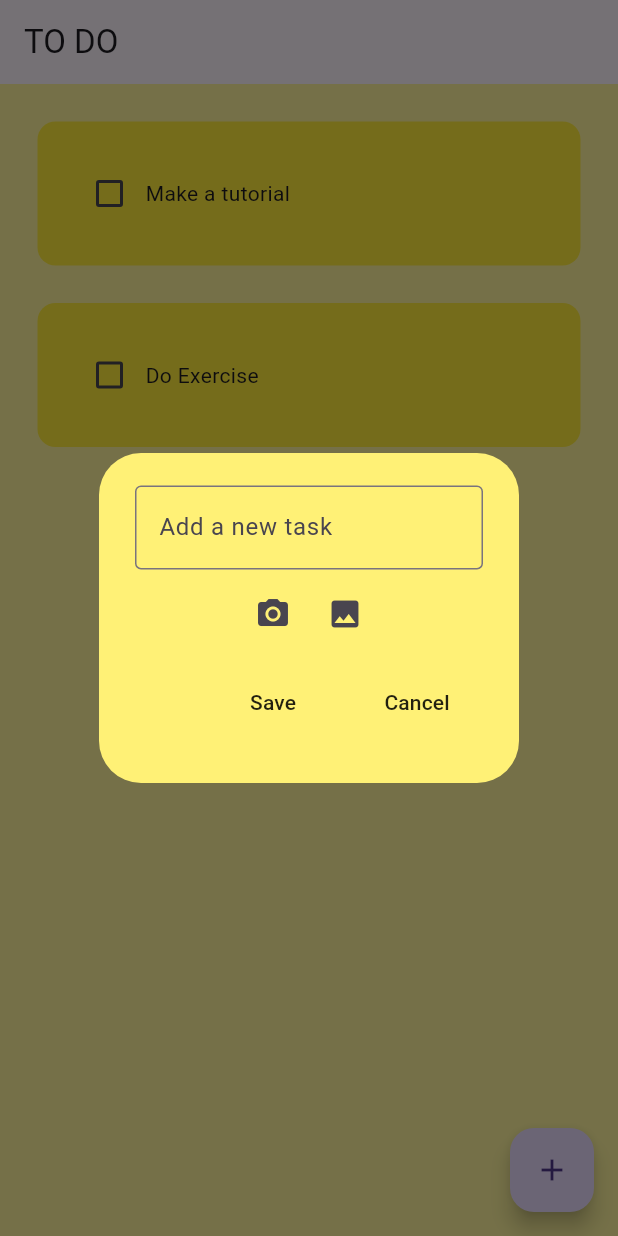
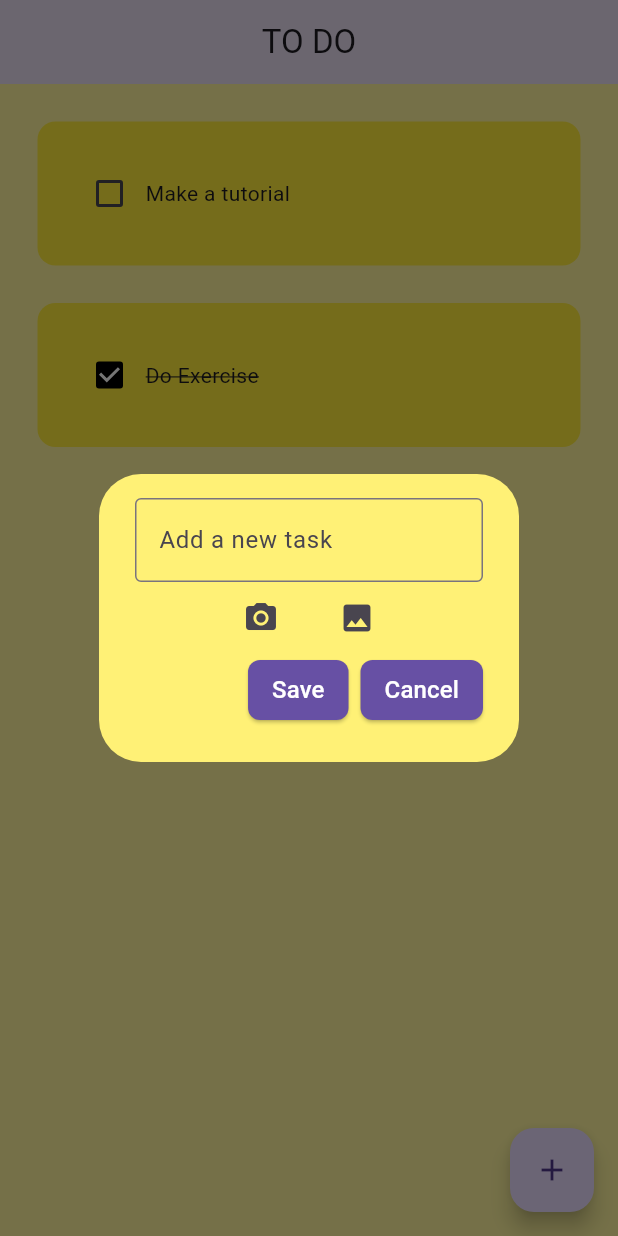
Before and after one commit to SashishS1/todo_app, a Flutter app: the screen it shows after launch, after a tap on the "add" icon, on a phone screen of 412 x 824 dp. Run offline on Flutter 3.47's test engine with Material 3 defaults, Android fonts, the phone set to English and light mode, and no system bars; drawn by our look-alikes of flutter_slidable; our stand-ins replace hive_flutter, image_picker; accounts and stored records are empty.

Commit message:
New feature, task with image

```diff
--- a/analysis_options.yaml
+++ b/analysis_options.yaml
@@ -21,8 +21,9 @@ linter:
   # `// ignore_for_file: name_of_lint` syntax on the line or in the file
   # producing the lint.
   rules:
-    # avoid_print: false  # Uncomment to disable the `avoid_print` rule
-    # prefer_single_quotes: true  # Uncomment to enable the `prefer_single_quotes` rule
+    avoid_print: false  # Uncomment to disable the `avoid_print` rule
+    prefer_single_quotes: true  # Uncomment to enable the `prefer_single_quotes` rule
+    always_declare_return_types: true #always
 
 # Additional information about this file can be found at
 # https://dart.dev/guides/language/analysis-options
--- a/lib/data/database.dart
+++ b/lib/data/database.dart
@@ -3,26 +3,46 @@
 import 'package:hive_flutter/hive_flutter.dart';
 
 class ToDoDataBase {
-List toDoList = [];
+  List<List<dynamic>> toDoList = [];
 
-  //reference our box
+  // reference database
   final _myBox = Hive.box('mybox');
 
-  // run this method if this is the 1st time ever opening this app
+  // first time open the app
   void createInitialData() {
     toDoList = [
-      ["Make a tutorial", false],
-      ["Do Exercise", false],
+      ['Make a tutorial', false, ''],
+      ['Do Exercise', true, ''],
     ];
+    updateDataBase();
   }
 
-  //load the data from database
+  // load database
   void loadData() {
-    toDoList = _myBox.get("TODOLIST");
+    final data = _myBox.get('TODOLIST', defaultValue: []);
+    toDoList = List<List<dynamic>>.from(data);
   }
 
-  //update the database
+  // update database
   void updateDataBase() {
-    _myBox.put("TODOLIST", toDoList);
+    _myBox.put('TODOLIST', toDoList);
+  }
+
+  // add new task
+  void addTask(String taskText, bool isCompleted, String imagePath) {
+    toDoList.add([taskText, isCompleted, imagePath]);
+    updateDataBase();
+  }
+
+  // update task
+  void updateTask(int index, String taskText, bool isCompleted, String imagePath) {
+    toDoList[index] = [taskText, isCompleted, imagePath];
+    updateDataBase();
+  }
+
+  // Remove task
+  void deleteTask(int index) {
+    toDoList.removeAt(index);
+    updateDataBase();
   }
 }
--- a/lib/main.dart
+++ b/lib/main.dart
@@ -5,12 +5,13 @@ import 'package:hive_flutter/hive_flutter.dart';
 import 'package:todoapp/pages/home_page.dart';
 
 void main() async {
+  WidgetsFlutterBinding.ensureInitialized();
 
-  // init the hive
+  // Init the Hive
   await Hive.initFlutter();
 
-  //open a box
-  var box = await Hive.openBox('mybox');
+  // Open Hive box
+  await Hive.openBox('mybox');
 
   runApp(const MyApp());
 }
@@ -23,7 +24,9 @@ class MyApp extends StatelessWidget {
     return MaterialApp(
       debugShowCheckedModeBanner: false,
       home: HomePage(),
-      theme: ThemeData(primarySwatch: Colors.yellow),
+      theme: ThemeData(
+        primarySwatch: Colors.yellow,
+      ),
     );
   }
 }
--- a/lib/pages/home_page.dart
+++ b/lib/pages/home_page.dart
@@ -4,68 +4,76 @@ import 'package:hive_flutter/hive_flutter.dart';
 import 'package:todoapp/data/database.dart';
 import 'package:todoapp/util/dialog_box.dart';
 import 'package:todoapp/util/todo_tile.dart';
+
 class HomePage extends StatefulWidget {
   const HomePage({super.key});
+
   @override
   State<HomePage> createState() => _HomePageState();
 }
 
 class _HomePageState extends State<HomePage> {
-  // reference the hive box
+  // reference hive box
   final _myBox = Hive.box('mybox');
-  ToDoDataBase db = ToDoDataBase();
+  late ToDoDataBase db;
 
   @override
   void initState() {
+    super.initState();
+    db = ToDoDataBase();
 
-    // if this is the 1st time ever opening the app, then creat the default data
-    if (_myBox.get("TODOLIST") == null) {
+
+    // 1st time open the app
+    if (_myBox.get('TODOLIST') == null) {
       db.createInitialData();
-    } else{
-      //there already exists data
+    } else {
+      // have data
       db.loadData();
     }
-
-    super.initState();
   }
 
-  //text controller
+  // Text Controller
   final _controller = TextEditingController();
 
-  // checkbox was tapped
+  @override
+  void dispose() {
+    _controller.dispose();
+    super.dispose();
+  }
+
+  // Checkbox has been checked
   void checkedBoxChanged(bool? value, int index) {
     setState(() {
-      db.toDoList[index][1] = !db.toDoList[index][1];
+      db.toDoList[index][1] = value ?? false;
     });
     db.updateDataBase();
   }
 
-  //save new task
-  void saveNewTask() {
+  // Save new task
+  void saveNewTask(String imagePath) {
     setState(() {
-      db.toDoList.add([ _controller.text, false]);
+      db.toDoList.add([_controller.text, false, imagePath]);
       _controller.clear();
     });
     Navigator.of(context).pop();
-     db.updateDataBase();
-
+    db.updateDataBase();
   }
 
-  //create new task
+  // Create new task
   void createNewTask() {
     showDialog(
       context: context,
       builder: (context) {
         return DialogBox(
           controller: _controller,
-          onSave: saveNewTask,
+          onSave: (imagePath) => saveNewTask(imagePath),
           onCancel: () => Navigator.of(context).pop(),
         );
       },
     );
   }
 
-  //delete task
+  // Delete task
   void deleteTask(int index) {
     setState(() {
       db.toDoList.removeAt(index);
@@ -79,7 +87,8 @@ class _HomePageState extends State<HomePage> {
       backgroundColor: Colors.yellow[200],
       appBar: AppBar(
         title: Text('TO DO'),
-        elevation: 0,
+        centerTitle: true,
+        elevation: 50,
       ),
       floatingActionButton: FloatingActionButton(
         onPressed: createNewTask,
@@ -91,6 +100,7 @@ class _HomePageState extends State<HomePage> {
           return ToDoTile(
             taskName: db.toDoList[index][0],
             taskCompleted: db.toDoList[index][1],
+            imagePath: db.toDoList[index][2], // Inclua o caminho da imagem
             onChanged: (value) => checkedBoxChanged(value, index),
             deleteFunction: (context) => deleteTask(index),
           );
--- a/lib/util/dialog_box.dart
+++ b/lib/util/dialog_box.dart
@@ -7,7 +7,7 @@ import 'package:todoapp/util/my_button.dart';
 
 class DialogBox extends StatefulWidget {
   final TextEditingController controller;
-  final VoidCallback onSave;
+  final Function(String) onSave;
   final VoidCallback onCancel;
 
   const DialogBox({
@@ -35,25 +35,31 @@ class _DialogBoxState extends State<DialogBox> {
     }
   }
 
+  void _saveTask() {
+    final imagePath = _image?.path ?? '';
+    widget.onSave(imagePath);
+  }
+
   @override
   Widget build(BuildContext context) {
     return AlertDialog(
       backgroundColor: Colors.yellow[300],
-      content: Container(
-        height: 180,
+      content: SingleChildScrollView(
+        child: Container(
+          constraints: BoxConstraints(maxHeight: 300),
           child: Column(
-          mainAxisAlignment: MainAxisAlignment.spaceEvenly,
+            mainAxisSize: MainAxisSize.min,
             children: [
-            //get user input
+              // Get user input
               TextField(
                 controller: widget.controller,
                 decoration: InputDecoration(
                   border: OutlineInputBorder(),
-                hintText: "Add a new task",
+                  hintText: 'Add a new task',
                 ),
               ),
 
-            //Buttons add photo/gallery
+              // Buttons to add photo/gallery
               Row(
                 mainAxisAlignment: MainAxisAlignment.center,
                 children: [
@@ -61,6 +67,7 @@ class _DialogBoxState extends State<DialogBox> {
                     icon: Icon(Icons.camera_alt),
                     onPressed: () => _pickImage(ImageSource.camera),
                   ),
+                  SizedBox(width: 16),
                   IconButton(
                     icon: Icon(Icons.photo),
                     onPressed: () => _pickImage(ImageSource.gallery),
@@ -68,30 +75,33 @@ class _DialogBoxState extends State<DialogBox> {
                 ],
               ),
 
-          //Show selected photo
-          _image != null
-            ? Image.file(
+              // Show selected photo
+              if (_image != null)
+                Padding(
+                  padding: const EdgeInsets.symmetric(vertical: 10),
+                  child: Image.file(
                     _image!,
-              height: 50,
-              width: 50,
-            )
-          : Container(),
+                    height: 100,
+                    width: 100,
+                    fit: BoxFit.cover,
+                  ),
+                ),
 
-
-            //buttons -> save + cancel
+              // Buttons -> save + cancel
               Row(
                 mainAxisAlignment: MainAxisAlignment.end,
                 children: [
-                //save button
-                MyButton(text: "Save", onPressed: widget.onSave),
+                  // Save button
+                  MyButton(text: 'Save', onPressed: _saveTask),
                   const SizedBox(width: 8),
-                //cancel button
-                MyButton(text: "Cancel", onPressed: widget.onCancel),
+                  // Cancel button
+                  MyButton(text: 'Cancel', onPressed: widget.onCancel),
                 ],
               ),
             ],
           ),
         ),
+      ),
     );
   }
 }
--- a/lib/util/my_button.dart
+++ b/lib/util/my_button.dart
@@ -4,19 +4,30 @@ import 'package:flutter/material.dart';
 
 class MyButton extends StatelessWidget {
   final String text;
-  VoidCallback onPressed;
-  MyButton({
+  final VoidCallback onPressed;
+
+  const MyButton({
     super.key,
     required this.text,
     required this.onPressed,
-    });
+  });
 
   @override
   Widget build(BuildContext context) {
-    return MaterialButton(
+    return ElevatedButton(
       onPressed: onPressed,
-      //color: Theme.of(context).primaryColor,
-      child:Text(text),
+      style: ElevatedButton.styleFrom(
+        backgroundColor: Theme.of(context).primaryColor,
+        foregroundColor: Colors.white,
+        padding: const EdgeInsets.symmetric(horizontal: 16, vertical: 8),
+        shape: RoundedRectangleBorder(
+          borderRadius: BorderRadius.circular(8),
+        ),
+      ),
+      child: Text(
+        text,
+        style: const TextStyle(fontSize: 16),
+      ),
     );
   }
 }
--- a/lib/util/todo_tile.dart
+++ b/lib/util/todo_tile.dart
@@ -2,17 +2,20 @@
 
 import 'package:flutter/material.dart';
 import 'package:flutter_slidable/flutter_slidable.dart';
+import 'dart:io';
 
 class ToDoTile extends StatelessWidget {
   final String taskName;
   final bool taskCompleted;
-  Function(bool?)? onChanged;
-  Function(BuildContext)? deleteFunction;
+  final String imagePath;
+  final Function(bool?) onChanged;
+  final Function(BuildContext) deleteFunction;
 
-  ToDoTile({
+  const ToDoTile({
     super.key,
     required this.taskName,
     required this.taskCompleted,
+    required this.imagePath,
     required this.onChanged,
     required this.deleteFunction,
   });
@@ -30,7 +33,7 @@ class ToDoTile extends StatelessWidget {
               icon: Icons.delete,
               backgroundColor: Colors.red.shade300,
               borderRadius: BorderRadius.circular(12),
-            )
+            ),
           ],
         ),
         child: Container(
@@ -41,20 +44,34 @@ class ToDoTile extends StatelessWidget {
           ),
           child: Row(
             children: [
-              //checkbox
+              // Show image if have
+              if (imagePath.isNotEmpty)
+                Padding(
+                  padding: const EdgeInsets.only(right: 16),
+                  child: Image.file(
+                    File(imagePath),
+                    height: 50,
+                    width: 50,
+                    fit: BoxFit.cover,
+                  ),
+                ),
+
+              // Checkbox
               Checkbox(
                 value: taskCompleted,
                 onChanged: onChanged,
                 activeColor: Colors.black,
               ),
 
-              // task name
-              Text(
+              // Task name
+              Expanded(
+                child: Text(
                   taskName,
                   style: TextStyle(
                     decoration: taskCompleted
                         ? TextDecoration.lineThrough
                         : TextDecoration.none,
+                  ),
                 ),
               ),
             ],
--- a/pubspec.yaml
+++ b/pubspec.yaml
@@ -34,6 +34,7 @@ dependencies:
   hive: ^2.2.3
   hive_flutter: ^1.1.0
   image_picker: ^1.1.2
+  path_provider: ^2.0.11
 
 
   # The following adds the Cupertino Icons font to your application.
```
Also changed, not shown: pubspec.lock, 1 other file. Lines whose indentation alone changed are shown as unchanged.
